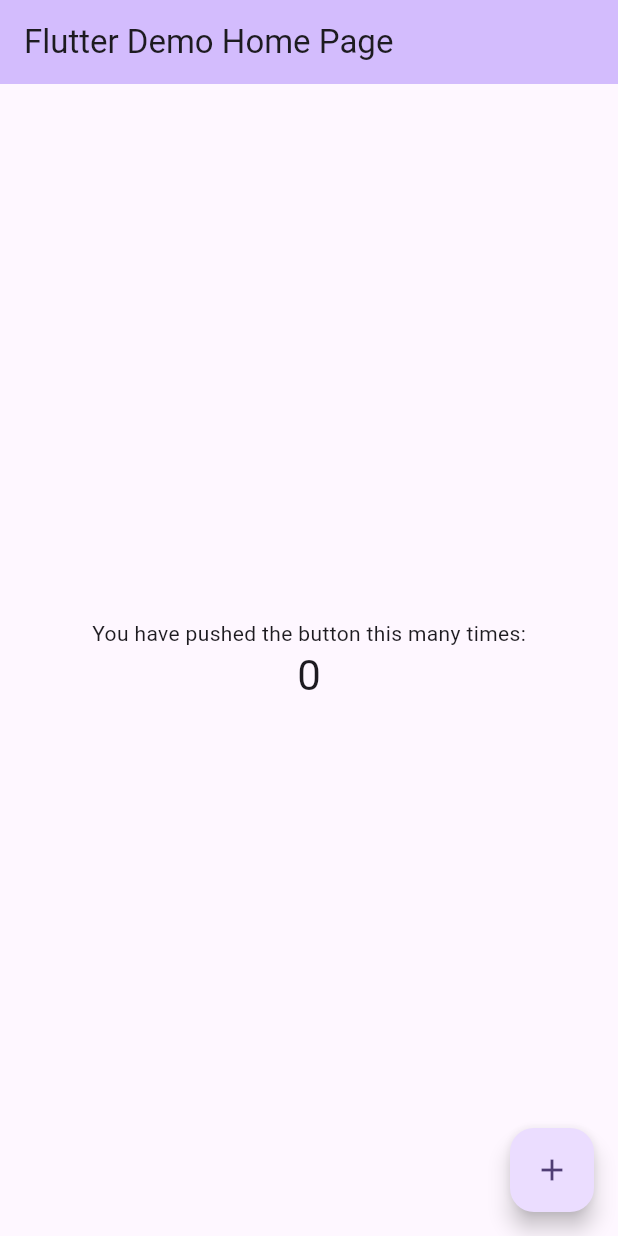
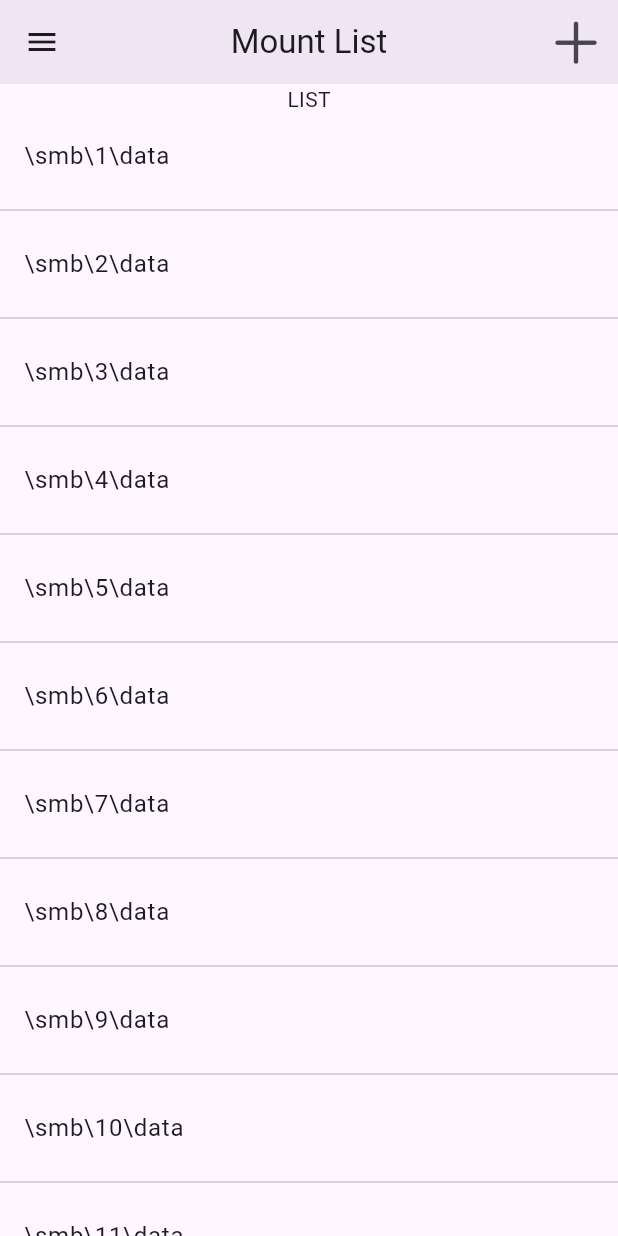
Before and after one commit to AcropolisA/LinuxMountingManager, a Flutter app: the screen it shows after launch, on a phone screen of 412 x 824 dp. Run offline on Flutter 3.47's test engine with Material 2 defaults, Android fonts, the phone set to English and light mode, and no system bars; our stand-ins replace get, hooks_riverpod.

Commit message:
code in progress,,,

```diff
--- a/lib/main.dart
+++ b/lib/main.dart
@@ -1,7 +1,12 @@
+import 'package:flutter/cupertino.dart';
 import 'package:flutter/material.dart';
+import 'package:get/get.dart';
+import 'package:hooks_riverpod/hooks_riverpod.dart';
 
 void main() {
-  runApp(const MyApp());
+  runApp(const ProviderScope(
+    child: MyApp(),
+  ));
 }
 
 class MyApp extends StatelessWidget {
@@ -15,54 +20,109 @@ class MyApp extends StatelessWidget {
         colorScheme: ColorScheme.fromSeed(seedColor: Colors.deepPurple),
         useMaterial3: true,
       ),
-      home: const MyHomePage(title: 'Flutter Demo Home Page'),
+      home: ManagerHome(),
     );
   }
 }
 
-class MyHomePage extends StatefulWidget {
-  const MyHomePage({super.key, required this.title});
+class ManagerHomeController extends GetxController {
+  RxBool addMode = false.obs;
+  changeMode() => addMode.value = !addMode.value;
+}
 
-  final String title;
+// ignore: must_be_immutable
+class ManagerHome extends ConsumerWidget {
+  ManagerHome({super.key});
+
+  List<Map<String, String>> mountingList = [
+    {'Path': '\\smb\\1\\data'},
+    {'Path': '\\smb\\2\\data'},
+    {'Path': '\\smb\\3\\data'},
+    {'Path': '\\smb\\4\\data'},
+    {'Path': '\\smb\\5\\data'},
+    {'Path': '\\smb\\6\\data'},
+    {'Path': '\\smb\\7\\data'},
+    {'Path': '\\smb\\8\\data'},
+    {'Path': '\\smb\\9\\data'},
+    {'Path': '\\smb\\10\\data'},
+    {'Path': '\\smb\\11\\data'},
+    {'Path': '\\smb\\12\\data'},
+    {'Path': '\\smb\\13\\data'},
+    {'Path': '\\smb\\14\\data'},
+  ];
 
   @override
-  State<MyHomePage> createState() => _MyHomePageState();
-}
-
-class _MyHomePageState extends State<MyHomePage> {
-  int _counter = 0;
-
-  void _incrementCounter() {
-    setState(() {
-      _counter++;
-    });
-  }
-
-  @override
-  Widget build(BuildContext context) {
+  Widget build(BuildContext context, ref) {
+    final ManagerHomeController con = Get.put(ManagerHomeController());
     return Scaffold(
       appBar: AppBar(
-        backgroundColor: Theme.of(context).colorScheme.inversePrimary,
-        title: Text(widget.title),
+        leading: Builder(
+          builder: (BuildContext context) {
+            return IconButton(
+              icon: const Icon(Icons.menu),
+              onPressed: () {
+                Scaffold.of(context).openDrawer();
+              },
+              tooltip: MaterialLocalizations.of(context).openAppDrawerTooltip,
+            );
+          },
+        ),
+        centerTitle: true,
+        elevation: 5,
+        title: const Text('Mount List'),
+        actions: [
+          Obx(
+            () => IconButton(
+              iconSize: 40.0,
+              onPressed: con.changeMode,
+              icon: con.addMode.value
+                  ? const Icon(CupertinoIcons.arrow_left)
+                  : const Icon(CupertinoIcons.add),
+            ),
+          )
+        ],
       ),
-      body: Center(
-        child: Column(
-          mainAxisAlignment: MainAxisAlignment.center,
-          children: <Widget>[
-            const Text(
-              'You have pushed the button this many times:',
-            ),
-            Text(
-              '$_counter',
-              style: Theme.of(context).textTheme.headlineMedium,
-            ),
-          ],
+      body: SafeArea(
+        child: Center(
+          child: Column(
+            mainAxisSize: MainAxisSize.max,
+            mainAxisAlignment: MainAxisAlignment.start,
+            crossAxisAlignment: CrossAxisAlignment.center,
+            children: [
+              SingleChildScrollView(
+                child: Expanded(
+                  flex: 0,
+                  child: Obx(
+                    () => Text(con.addMode.value ? 'ADD' : 'LIST'),
+                  ),
+                ),
+              ),
+              Obx(
+                () => Visibility(
+                  visible: con.addMode.value,
+                  child: Expanded(
+                    flex: 0,
+                    child: TextFormField(
+                      autofocus: true,
+                    ),
+                  ),
+                ),
+              ),
+              Expanded(
+                flex: 1,
+                child: ListView.separated(
+                    scrollDirection: Axis.vertical,
+                    itemBuilder: (context, index) {
+                      return ListTile(
+                        title: Text((mountingList[index]['Path'].toString())),
+                      );
+                    },
+                    separatorBuilder: (context, index) => const Divider(),
+                    itemCount: mountingList.length),
+              ),
+            ],
+          ),
         ),
-      ),
-      floatingActionButton: FloatingActionButton(
-        onPressed: _incrementCounter,
-        tooltip: 'Increment',
-        child: const Icon(Icons.add),
       ),
     );
   }
--- a/pubspec.yaml
+++ b/pubspec.yaml
@@ -12,8 +12,11 @@ environment:
 dependencies:
   flutter:
     sdk: flutter
-
+  get: ^4.6.6
+  process_run: ^0.13.1
   cupertino_icons: ^1.0.6
+  flutter_riverpod: ^2.4.0
+  hooks_riverpod: ^2.4.0
 
 dev_dependencies:
   flutter_test:
```
Also changed, not shown: pubspec.lock, 47 other files.
